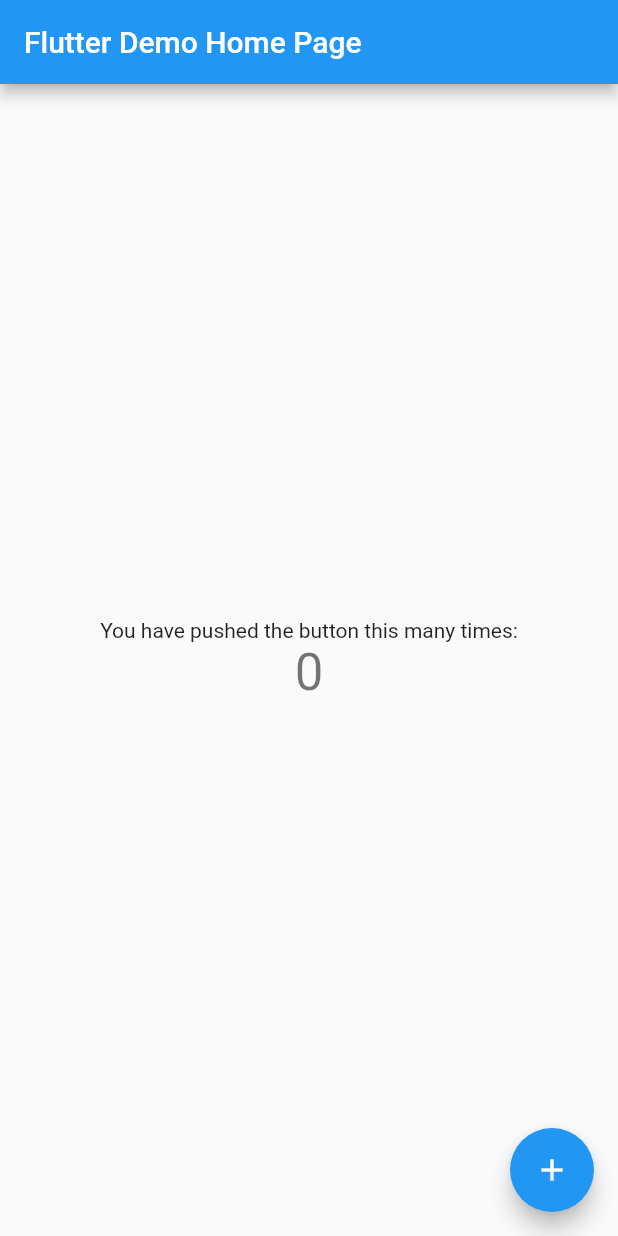
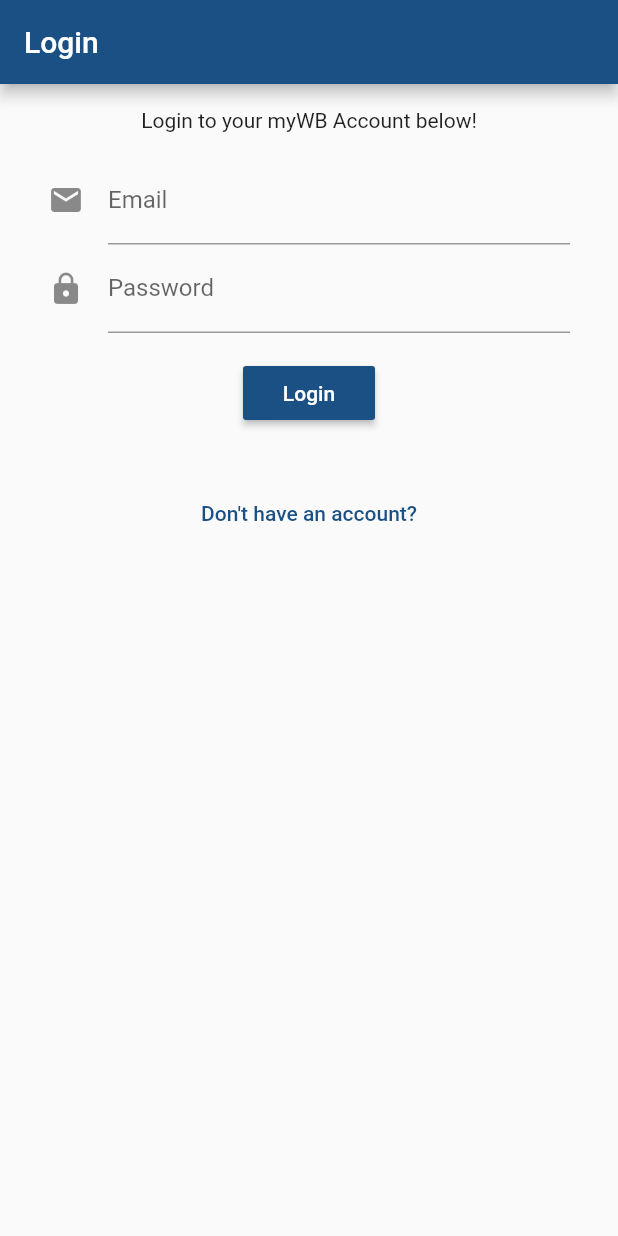
Before and after one commit to Team3256/myWB-flutter, a Flutter app: the screen it shows after launch, on a phone screen of 412 x 824 dp. Run offline on Flutter 3.47's test engine with Material 2 defaults, Android fonts, the light colour scheme and no system bars; our stand-ins replace fluro, progress_indicators; missing offline and left inert: intro_views_flutter; statements that could not run were skipped.

Commit message:
Added login! YAY

```diff
--- a/lib/main.dart
+++ b/lib/main.dart
@@ -1,111 +1,21 @@
 import 'package:flutter/material.dart';
+import 'package:mywb_flutter/startup/onboarding_page.dart';
+import 'package:mywb_flutter/startup/login_page.dart';
+import 'package:fluro/fluro.dart';
+import 'user_info.dart';
 
-void main() => runApp(MyApp());
+void main() {
 
-class MyApp extends StatelessWidget {
-  // This widget is the root of your application.
-  @override
-  Widget build(BuildContext context) {
-    return MaterialApp(
-      title: 'Flutter Demo',
-      theme: ThemeData(
-        // This is the theme of your application.
-        //
-        // Try running your application with "flutter run". You'll see the
-        // application has a blue toolbar. Then, without quitting the app, try
-        // changing the primarySwatch below to Colors.green and then invoke
-        // "hot reload" (press "r" in the console where you ran "flutter run",
-        // or simply save your changes to "hot reload" in a Flutter IDE).
-        // Notice that the counter didn't reset back to zero; the application
-        // is not restarted.
-        primarySwatch: Colors.blue,
-      ),
-      home: MyHomePage(title: 'Flutter Demo Home Page'),
-    );
-  }
+  router.define('/login', handler: new Handler(handlerFunc: (BuildContext context, Map<String, dynamic> params) {
+    return new LoginPage();
+  }));
+
+  runApp(
+    new MaterialApp(
+      title: "myWB",
+      home: LoginPage(),
+      onGenerateRoute: router.generator,
+      debugShowCheckedModeBanner: false,
+    )
+  );
 }
-
-class MyHomePage extends StatefulWidget {
-  MyHomePage({Key key, this.title}) : super(key: key);
-
-  // This widget is the home page of your application. It is stateful, meaning
-  // that it has a State object (defined below) that contains fields that affect
-  // how it looks.
-
-  // This class is the configuration for the state. It holds the values (in this
-  // case the title) provided by the parent (in this case the App widget) and
-  // used by the build method of the State. Fields in a Widget subclass are
-  // always marked "final".
-
-  final String title;
-
-  @override
-  _MyHomePageState createState() => _MyHomePageState();
-}
-
-class _MyHomePageState extends State<MyHomePage> {
-  int _counter = 0;
-
-  void _incrementCounter() {
-    setState(() {
-      // This call to setState tells the Flutter framework that something has
-      // changed in this State, which causes it to rerun the build method below
-      // so that the display can reflect the updated values. If we changed
-      // _counter without calling setState(), then the build method would not be
-      // called again, and so nothing would appear to happen.
-      _counter++;
-    });
-  }
-
-  @override
-  Widget build(BuildContext context) {
-    // This method is rerun every time setState is called, for instance as done
-    // by the _incrementCounter method above.
-    //
-    // The Flutter framework has been optimized to make rerunning build methods
-    // fast, so that you can just rebuild anything that needs updating rather
-    // than having to individually change instances of widgets.
-    return Scaffold(
-      appBar: AppBar(
-        // Here we take the value from the MyHomePage object that was created by
-        // the App.build method, and use it to set our appbar title.
-        title: Text(widget.title),
-      ),
-      body: Center(
-        // Center is a layout widget. It takes a single child and positions it
-        // in the middle of the parent.
-        child: Column(
-          // Column is also layout widget. It takes a list of children and
-          // arranges them vertically. By default, it sizes itself to fit its
-          // children horizontally, and tries to be as tall as its parent.
-          //
-          // Invoke "debug painting" (press "p" in the console, choose the
-          // "Toggle Debug Paint" action from the Flutter Inspector in Android
-          // Studio, or the "Toggle Debug Paint" command in Visual Studio Code)
-          // to see the wireframe for each widget.
-          //
-          // Column has various properties to control how it sizes itself and
-          // how it positions its children. Here we use mainAxisAlignment to
-          // center the children vertically; the main axis here is the vertical
-          // axis because Columns are vertical (the cross axis would be
-          // horizontal).
-          mainAxisAlignment: MainAxisAlignment.center,
-          children: <Widget>[
-            Text(
-              'You have pushed the button this many times:',
-            ),
-            Text(
-              '$_counter',
-              style: Theme.of(context).textTheme.display1,
-            ),
-          ],
-        ),
-      ),
-      floatingActionButton: FloatingActionButton(
-        onPressed: _incrementCounter,
-        tooltip: 'Increment',
-        child: Icon(Icons.add),
-      ), // This trailing comma makes auto-formatting nicer for build methods.
-    );
-  }
-}
--- /dev/null
+++ b/lib/startup/login_page.dart
@@ -0,0 +1,112 @@
+import 'package:flutter/material.dart';
+import 'package:mywb_flutter/theme.dart';
+import 'package:progress_indicators/progress_indicators.dart';
+import 'package:mywb_flutter/user_info.dart';
+import 'dart:io';
+import 'dart:convert';
+import 'package:http/http.dart' as http;
+
+class LoginPage extends StatefulWidget {
+  @override
+  _LoginPageState createState() => _LoginPageState();
+}
+
+class _LoginPageState extends State<LoginPage> {
+
+  String _email = "";
+  String _password = "";
+
+  Widget buttonChild = new Text("Login");
+
+  void emailField(input) {
+    _email = input;
+  }
+
+  void passwordField(input) {
+    _password = input;
+  }
+
+  void login() async {
+    setState(() {
+      buttonChild = HeartbeatProgressIndicator(
+        child: new Image.asset(
+          'images/wblogo.png',
+          color: Colors.white,
+          height: 13.0,
+        ),
+      );
+    });
+    var authUrl = "https://mywb.vcs.net/auth/generate-token";
+    HttpClient httpClient = new HttpClient();
+    HttpClientRequest request = await httpClient.postUrl(Uri.parse(authUrl));
+    request.headers.set('content-type', 'application/json');
+    request.add(utf8.encode(json.encode({"email": _email, "password": _password})));
+    HttpClientResponse response = await request.close();
+    String reply = await response.transform(utf8.decoder).join();
+    httpClient.close();
+    print(reply);
+  }
+
+  @override
+  Widget build(BuildContext context) {
+    return Scaffold(
+      appBar: new AppBar(
+        title: new Text("Login"),
+        backgroundColor: mainColor,
+      ),
+      body: new Container(
+        padding: EdgeInsets.fromLTRB(32.0, 16.0, 32.0, 32.0),
+        child: new Center(
+          child: new Column(
+            children: <Widget>[
+              new Text("Login to your myWB Account below!"),
+              new Padding(padding: EdgeInsets.all(8.0)),
+              new TextField(
+                decoration: InputDecoration(
+                    icon: new Icon(Icons.email),
+                    labelText: "Email",
+                    hintText: "Enter your email"
+                ),
+                autocorrect: false,
+                keyboardType: TextInputType.emailAddress,
+                textCapitalization: TextCapitalization.none,
+                onChanged: emailField,
+              ),
+              new TextField(
+                decoration: InputDecoration(
+                    icon: new Icon(Icons.lock),
+                    labelText: "Password",
+                    hintText: "Enter a password"
+                ),
+                autocorrect: false,
+                keyboardType: TextInputType.text,
+                textCapitalization: TextCapitalization.none,
+                obscureText: true,
+                onChanged: passwordField,
+              ),
+              new Padding(padding: EdgeInsets.all(8.0)),
+              new RaisedButton(
+                child: buttonChild,
+                onPressed: login,
+                color: mainColor,
+                textColor: Colors.white,
+              ),
+              new Padding(padding: EdgeInsets.all(16.0)),
+              new FlatButton(
+                child: new Text(
+                  "Don't have an account?",
+                  style: TextStyle(
+                    color: mainColor,
+                  ),
+                ),
+                onPressed: () {
+                  router.pop(context);
+                },
+              )
+            ],
+          ),
+        ),
+      ),
+    );
+  }
+}
--- /dev/null
+++ b/lib/theme.dart
@@ -0,0 +1,3 @@
+import 'package:flutter/material.dart';
+
+final mainColor = Color(0xFF1B5084);
--- /dev/null
+++ b/lib/user_info.dart
@@ -0,0 +1,4 @@
+import 'package:flutter/material.dart';
+import 'package:fluro/fluro.dart';
+
+final router = Router();
```
Also changed, not shown: lib/startup/onboarding_page.dart (added, +83 -0 lines), pubspec.yaml (+11 -1 lines), images/slide1.png (added), images/slide2.png (added), images/slide3.png (added), images/slide4.png (added), images/wblogo.png (added), 1 other file.
